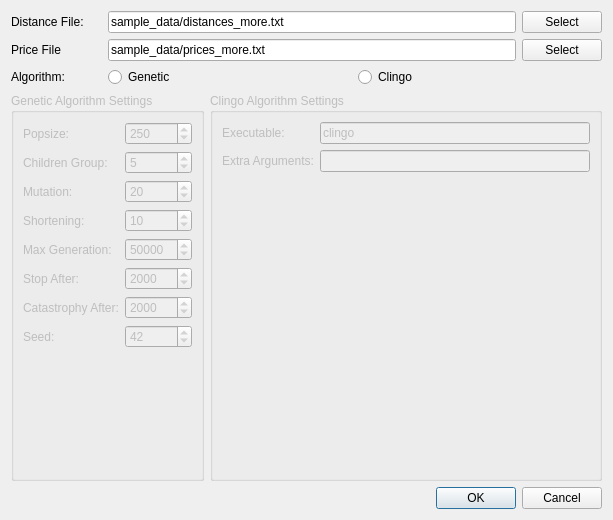
Above: gui/ui_opendialog.ui from domoritz/informaticup-2012 before the change. Below: the same form after it.
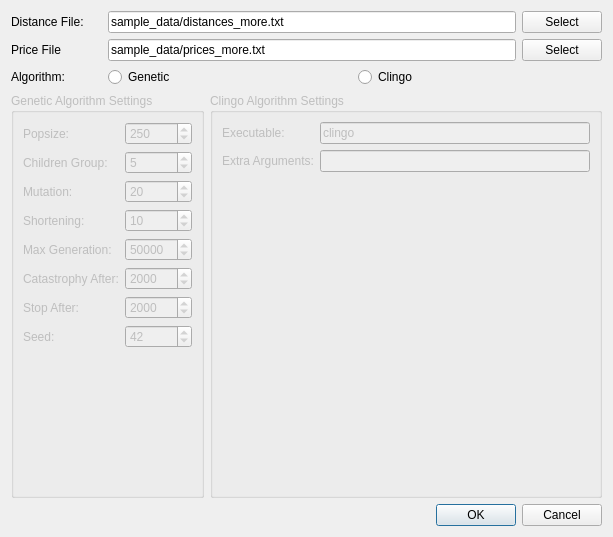
That is the form after the change.

```diff
--- a/gui/ui_opendialog.ui
+++ b/gui/ui_opendialog.ui
@@ -7,7 +7,7 @@
     <x>0</x>
     <y>0</y>
     <width>613</width>
-    <height>520</height>
+    <height>537</height>
    </rect>
   </property>
   <property name="windowTitle">
@@ -173,6 +173,13 @@
           </property>
          </widget>
         </item>
+        <item row="5" column="0">
+         <widget class="QLabel" name="label_4">
+          <property name="text">
+           <string>Catastrophy After:</string>
+          </property>
+         </widget>
+        </item>
         <item row="7" column="0">
          <widget class="QLabel" name="label_10">
           <property name="text">
@@ -180,6 +187,16 @@
           </property>
          </widget>
         </item>
+        <item row="5" column="1">
+         <widget class="QSpinBox" name="catastrophyEdit">
+          <property name="maximum">
+           <number>1000000</number>
+          </property>
+          <property name="value">
+           <number>2000</number>
+          </property>
+         </widget>
+        </item>
         <item row="7" column="1">
          <widget class="QSpinBox" name="seedEdit">
           <property name="maximum">
@@ -190,32 +207,15 @@
           </property>
          </widget>
         </item>
-        <item row="5" column="0">
+        <item row="6" column="0">
          <widget class="QLabel" name="stopAfterLabel">
           <property name="text">
            <string>Stop After:</string>
           </property>
          </widget>
         </item>
-        <item row="5" column="1">
-         <widget class="QSpinBox" name="stopAfterEdit">
-          <property name="maximum">
-           <number>1000000</number>
-          </property>
-          <property name="value">
-           <number>2000</number>
-          </property>
-         </widget>
-        </item>
-        <item row="6" column="0">
-         <widget class="QLabel" name="label_4">
-          <property name="text">
-           <string>Catastrophy After:</string>
-          </property>
-         </widget>
-        </item>
         <item row="6" column="1">
-         <widget class="QSpinBox" name="catastrophyEdit">
+         <widget class="QSpinBox" name="stopAfterEdit">
           <property name="maximum">
            <number>1000000</number>
           </property>
```
